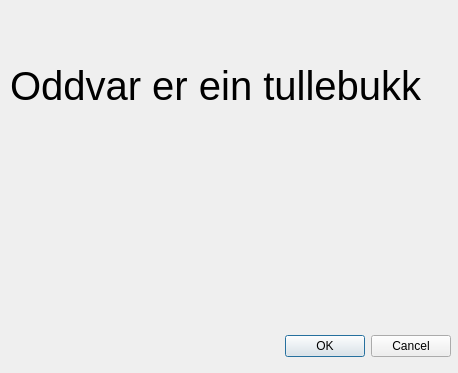
Above: dynadjustplugin/dynadjustplugin_dialog_base.ui from kartverket/DynAdjust-QGIS-plugin before the change. Below: the same form after it.
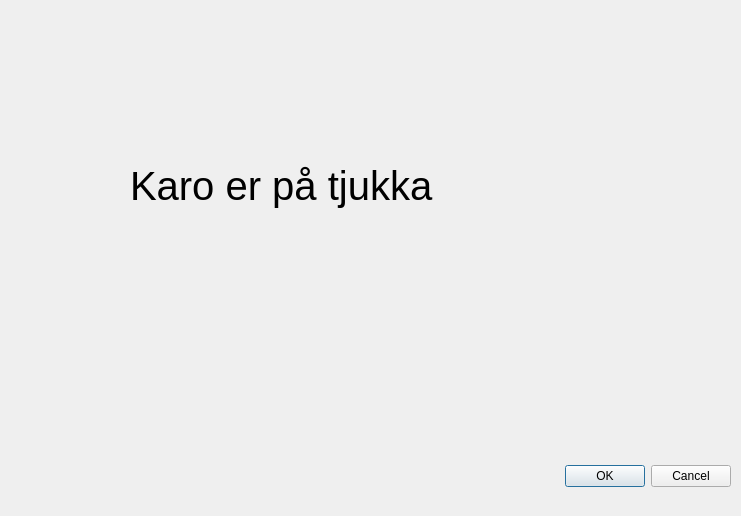
That is the form after the change.

Diff of the .ui file:
```diff
--- a/dynadjustplugin/dynadjustplugin_dialog_base.ui
+++ b/dynadjustplugin/dynadjustplugin_dialog_base.ui
@@ -6,8 +6,8 @@
    <rect>
     <x>0</x>
     <y>0</y>
-    <width>458</width>
-    <height>373</height>
+    <width>741</width>
+    <height>516</height>
    </rect>
   </property>
   <property name="windowTitle">
@@ -16,8 +16,8 @@
   <widget class="QDialogButtonBox" name="button_box">
    <property name="geometry">
     <rect>
-     <x>270</x>
-     <y>330</y>
+     <x>550</x>
+     <y>460</y>
      <width>181</width>
      <height>32</height>
     </rect>
@@ -32,10 +32,10 @@
   <widget class="QLabel" name="label">
    <property name="geometry">
     <rect>
-     <x>10</x>
-     <y>30</y>
-     <width>431</width>
-     <height>111</height>
+     <x>130</x>
+     <y>120</y>
+     <width>361</width>
+     <height>131</height>
     </rect>
    </property>
    <property name="font">
@@ -44,7 +44,7 @@
     </font>
    </property>
    <property name="text">
-    <string>Oddvar er ein tullebukk</string>
+    <string>Karo er på tjukka</string>
    </property>
   </widget>
  </widget>
```
